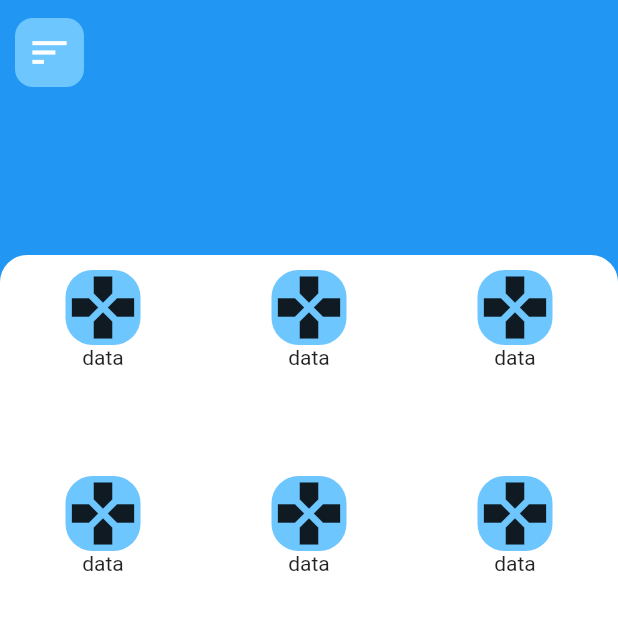
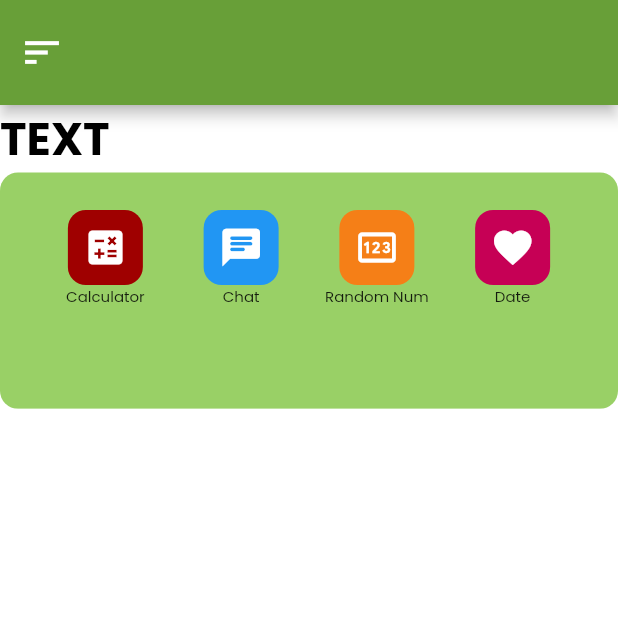
Before and after one commit to qu-Ming/getx_learning_app, a Flutter app: the screen it shows after launch, on a phone screen of 412 x 824 dp, the top half of it. Run offline on Flutter 3.47's test engine with Material 2 defaults, Android fonts, the light colour scheme and no system bars; our stand-ins replace get.

Commit message:
calculator ui

```diff
--- a/lib/components/container_item_component.dart
+++ b/lib/components/container_item_component.dart
@@ -1,29 +1,43 @@
 import 'package:flutter/material.dart';
-import 'package:getx_learning_app/utils/const/app_colors.dart';
 
 class ContainerItemComponent extends StatelessWidget {
   const ContainerItemComponent(
-      {Key? key, this.color, this.sizeIcon, this.iconData})
+      {Key? key,
+      this.color,
+      this.sizeIcon,
+      this.iconData,
+      this.text = 'text',
+      this.colorText,
+      this.colorIcon,
+      this.fontSize = 12.0})
       : super(key: key);
 
   final Color? color;
+  final Color? colorText;
+  final Color? colorIcon;
   final IconData? iconData;
   final double? sizeIcon;
-
+  final String? text;
+  final double? fontSize;
   @override
   Widget build(BuildContext context) {
     return Column(
       children: [
         Container(
+          padding: const EdgeInsets.all(10),
           decoration: BoxDecoration(
-              borderRadius: BorderRadius.circular(18),
-              color: AppColors.backGourndColor),
-          child: const Icon(
-            Icons.games_sharp,
-            size: 50,
+              borderRadius: BorderRadius.circular(12), color: color),
+          child: Icon(
+            iconData,
+            size: sizeIcon,
+            color: colorIcon,
           ),
         ),
-        Text('data')
+        Text(
+          text.toString(),
+          style: TextStyle(
+              color: colorText, fontFamily: "Poppins", fontSize: fontSize!),
+        ),
       ],
     );
   }
--- a/lib/main.dart
+++ b/lib/main.dart
@@ -11,7 +11,7 @@ class MyApp extends StatelessWidget {
   // This widget is the root of your application.
   @override
   Widget build(BuildContext context) {
-    return const MaterialApp(
+    return MaterialApp(
       debugShowCheckedModeBanner: false,
       home: HomePage(),
     );
--- /dev/null
+++ b/lib/pages/calculator_page/calculator_page_controller.dart
@@ -0,0 +1,3 @@
+import 'package:get/get.dart';
+
+class Calculator extends GetxController {}
--- a/lib/pages/home_page/home_page.dart
+++ b/lib/pages/home_page/home_page.dart
@@ -1,64 +1,119 @@
 import 'package:flutter/material.dart';
+import 'package:get/get.dart';
 import 'package:getx_learning_app/components/container_item_component.dart';
+import 'package:getx_learning_app/components/text_component.dart';
+import 'package:getx_learning_app/pages/home_page/home_page_controller.dart';
 import 'package:getx_learning_app/utils/const/app_colors.dart';
 
 class HomePage extends StatelessWidget {
-  const HomePage({Key? key}) : super(key: key);
+  HomePage({Key? key}) : super(key: key);
+
+  final HomePageController homePageController = Get.put(HomePageController());
 
   @override
   Widget build(BuildContext context) {
     return Scaffold(
-      backgroundColor: AppColors.appBarColor,
+      backgroundColor: AppColors.colorWhite,
       appBar: AppBar(
-        elevation: 0,
+        backgroundColor: AppColors.appBarColor,
         toolbarHeight: 70,
-        leading: Container(
-            margin: const EdgeInsets.fromLTRB(10, 12, 0, 12),
-            decoration: BoxDecoration(
-              borderRadius: BorderRadius.circular(12),
-              color: AppColors.backGourndColor,
-            ),
-            child: const Icon(
-              Icons.sort,
-              size: 30,
-            )),
+        leading: const Icon(
+          Icons.sort,
+          size: 30,
+        ),
       ),
       body: Column(
+        crossAxisAlignment: CrossAxisAlignment.start,
         children: [
           Container(
-            padding: const EdgeInsets.all(50),
             decoration: const BoxDecoration(
-              color: AppColors.appBarColor,
+              color: AppColors.colorWhite,
+            ),
+            child: const TextComponent(
+              text: 'TEXT',
+              textSize: 30,
+              fontWeight: FontWeight.bold,
             ),
           ),
           Expanded(
+            flex: 2,
             child: Container(
-              decoration: const BoxDecoration(
-                borderRadius: BorderRadius.only(
-                  topLeft: Radius.circular(18),
-                  topRight: Radius.circular(18),
-                ),
-                color: AppColors.colorWhite,
+              decoration: BoxDecoration(
+                borderRadius: BorderRadius.circular(12),
+                color: AppColors.backGourndColor,
               ),
               child: Padding(
-                padding: const EdgeInsets.all(10.0),
+                padding: const EdgeInsets.all(25.0),
                 child: GridView(
+                  physics: const NeverScrollableScrollPhysics(),
                   gridDelegate: const SliverGridDelegateWithFixedCrossAxisCount(
-                      crossAxisCount: 3,
-                      mainAxisSpacing: 20,
-                      crossAxisSpacing: 20),
-                  children: const [
-                    ContainerItemComponent(),
-                    ContainerItemComponent(),
-                    ContainerItemComponent(),
-                    ContainerItemComponent(),
-                    ContainerItemComponent(),
-                    ContainerItemComponent(),
+                    crossAxisCount: 4,
+                  ),
+                  children: [
+                    GetBuilder<HomePageController>(
+                        id: "toCalculatorPage",
+                        builder: (_) {
+                          return GestureDetector(
+                            onTap: () {
+                              homePageController
+                                  .onClickedCalculatorPage(context);
+                            },
+                            child: const ContainerItemComponent(
+                              fontSize: 10,
+                              text: 'Calculator',
+                              iconData: Icons.calculate,
+                              sizeIcon: 30.0,
+                              colorIcon: AppColors.colorWhite,
+                              color: AppColors.colorDarkRed,
+                            ),
+                          );
+                        }),
+                    const ContainerItemComponent(
+                      text: 'Chat',
+                      fontSize: 10,
+                      iconData: Icons.chat_rounded,
+                      colorIcon: AppColors.colorWhite,
+                      sizeIcon: 30.0,
+                      color: AppColors.colorBlue,
+                    ),
+                    GetBuilder<HomePageController>(
+                      id: "toRandomPage",
+                      builder: (_) {
+                        return GestureDetector(
+                          onTap: () {
+                            HomePageController().onClickedRandomPage(context);
+                          },
+                          child: const ContainerItemComponent(
+                            text: 'Random Num',
+                            iconData: Icons.pin_outlined,
+                            fontSize: 10,
+                            sizeIcon: 30.0,
+                            colorIcon: AppColors.colorWhite,
+                            color: AppColors.colorOrange,
+                          ),
+                        );
+                      },
+                    ),
+                    const ContainerItemComponent(
+                      fontSize: 10,
+                      text: 'Date',
+                      iconData: Icons.favorite,
+                      colorIcon: AppColors.colorWhite,
+                      sizeIcon: 30.0,
+                      color: AppColors.colorPink,
+                    ),
                   ],
                 ),
               ),
             ),
-          )
+          ),
+          Expanded(
+              flex: 7,
+              child: Container(
+                decoration: const BoxDecoration(
+                  color: AppColors.colorWhite,
+                ),
+              ))
         ],
       ),
     );
--- a/lib/utils/const/app_colors.dart
+++ b/lib/utils/const/app_colors.dart
@@ -1,10 +1,16 @@
 import 'package:flutter/cupertino.dart';
 
 class AppColors {
-  static const appBarColor = Color(0xFF2196f3);
-  static const backGourndColor = Color(0xFF6ec6ff);
+  static const appBarColor = Color(0xFF689f38);
+  static const backGourndColor = Color(0xFF99d066);
   static const colorBlack = Color(0xFF000000);
   static const colorWhite = Color(0xFFFFFFFF);
   static const colorGrey = Color(0xFFe0e0e0);
-  static const colorBlue = Color(0xFF1976d2);
+  static const colorYellow = Color(0xFFffc400);
+  static const colorBlue = Color(0xFF2196f3);
+  static const colorLightRed = Color(0xFFf05545);
+
+  static const colorDarkRed = Color(0xFF9f0000);
+  static const colorOrange = Color(0xFFf57f17);
+  static const colorPink = Color(0xFFc60055);
 }
```
Also changed, not shown: lib/pages/calculator_page/calculator_page.dart (added, +30 -0 lines), lib/pages/home_page/home_page_controller.dart (+18 -0 lines), lib/pages/random_page/random_page.dart (+121 -0 lines), lib/pages/random_page/random_page_controller.dart (+34 -0 lines).
